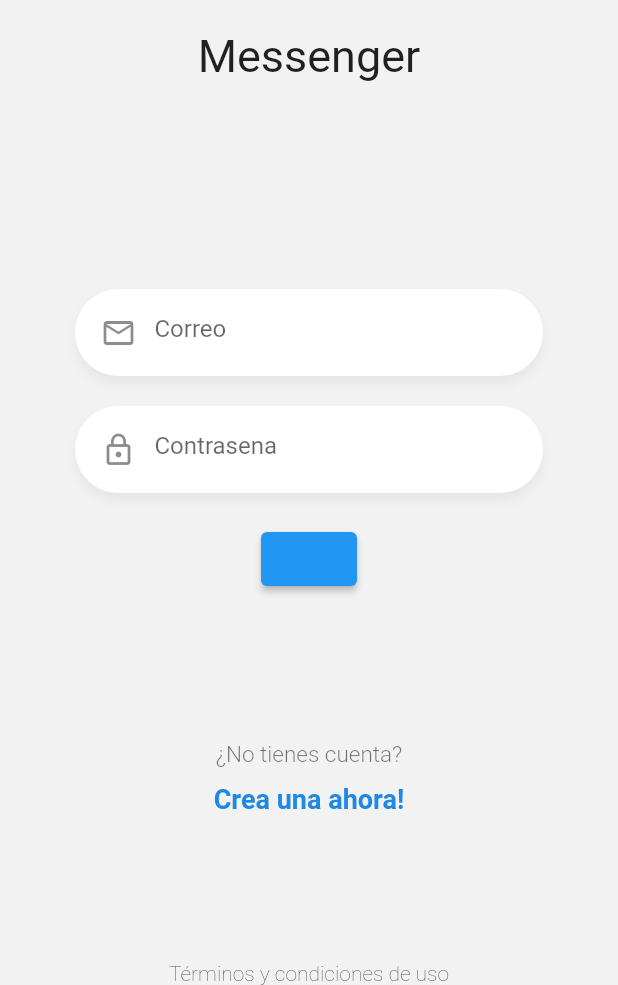
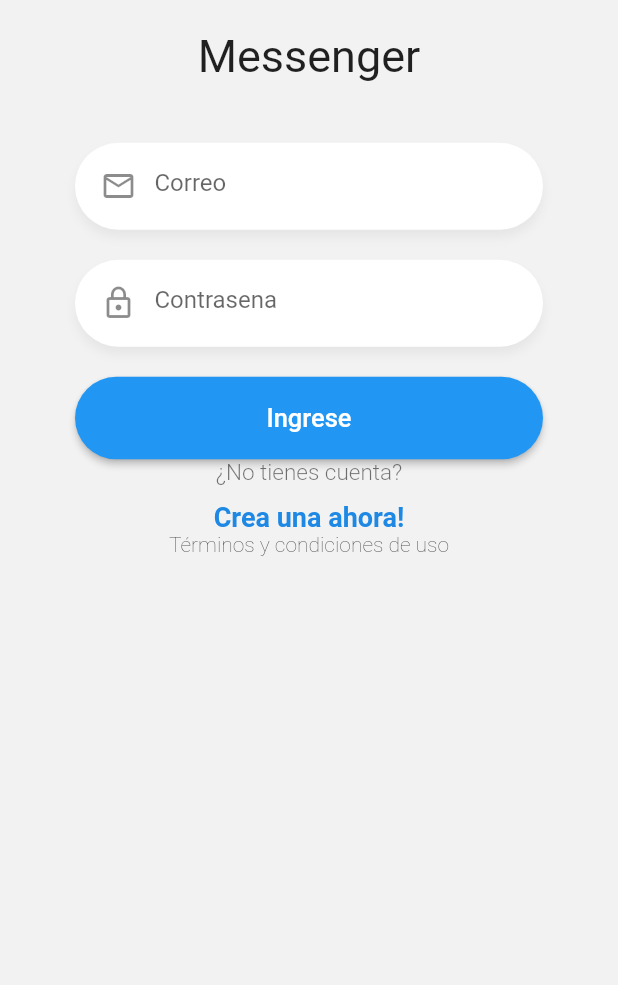
Before and after one commit to CRUXsur/flutter-chat-app, a Flutter app: the screen it shows after launch, on a phone screen of 412 x 824 dp, the part 251-1236 px from its top. Run offline on Flutter 3.47's test engine with Material 2 defaults, Android fonts, the phone set to English and light mode, and no system bars.

Commit message:
Boton Azul

```diff
--- a/lib/pages/login_page.dart
+++ b/lib/pages/login_page.dart
@@ -3,6 +3,7 @@ import 'package:flutter/material.dart';
 import 'package:chat/widgets/custom_input.dart';
 import 'package:chat/widgets/logo.dart';
 import 'package:chat/widgets/labels.dart';
+import 'package:chat/widgets/boton_azul.dart';
 
 class LoginPage extends StatelessWidget {
   @override
@@ -10,21 +11,23 @@ class LoginPage extends StatelessWidget {
     return Scaffold(
       backgroundColor: const Color(0xffF2F2F2),
       body: SafeArea(
+        child: SingleChildScrollView(
           child: Column(
             mainAxisAlignment: MainAxisAlignment.spaceBetween,
-          children: [
-            const Logo(titulo: 'Messenger'),
+            children: const [
+              Logo(titulo: 'Messenger'),
               _Form(),
-            const Labels(
+              Labels(
                 ruta: 'register',
                 titulo: '¿No tienes cuenta?',
                 subTitulo: 'Crea una ahora!',
               ),
-            const Text(
+              Text(
                 'Términos y condiciones de uso',
                 style: TextStyle(fontWeight: FontWeight.w200),
               ),
             ],
+          ),
         ),
       ),
     );
@@ -66,13 +69,12 @@ class __FormState extends State<_Form> {
             isPassword: true,
           ),
           //
-          // TODO: Crear Boton
-          ElevatedButton(
+          BotonAzul(
+            text: 'Ingrese',
             onPressed: () {
               print(emailCtrl.text);
               print(passCtrl.text);
             },
-            child: null,
           ),
         ],
       ),
--- /dev/null
+++ b/lib/widgets/boton_azul.dart
@@ -0,0 +1,43 @@
+import 'package:flutter/material.dart';
+
+class BotonAzul extends StatelessWidget {
+  final String text;
+  final void Function()? onPressed;
+
+  const BotonAzul({
+    Key? key,
+    required this.text,
+    required this.onPressed,
+  }) : super(key: key);
+
+  @override
+  Widget build(BuildContext context) {
+    return ElevatedButton(
+      //elevation: 2,
+      //highlightElevation: 5,
+      //color: Colors.blue,
+      //shape: const StadiumBorder(),
+      onPressed: onPressed,
+      child: Container(
+        width: double.infinity,
+        height: 55,
+        child: Center(
+          child: Text(
+            text,
+            style: const TextStyle(color: Colors.white, fontSize: 17),
+          ),
+        ),
+      ),
+      style: ButtonStyle(
+        foregroundColor: MaterialStateProperty.all<Color>(Colors.white),
+        backgroundColor: MaterialStateProperty.all<Color>(Colors.blue),
+        shape: MaterialStateProperty.all<RoundedRectangleBorder>(
+          RoundedRectangleBorder(
+            borderRadius: BorderRadius.circular(40),
+            //side: BorderSide(color: Colors.blue),
+          ),
+        ),
+      ),
+    );
+  }
+}
```
Lines whose indentation alone changed are shown as unchanged.
